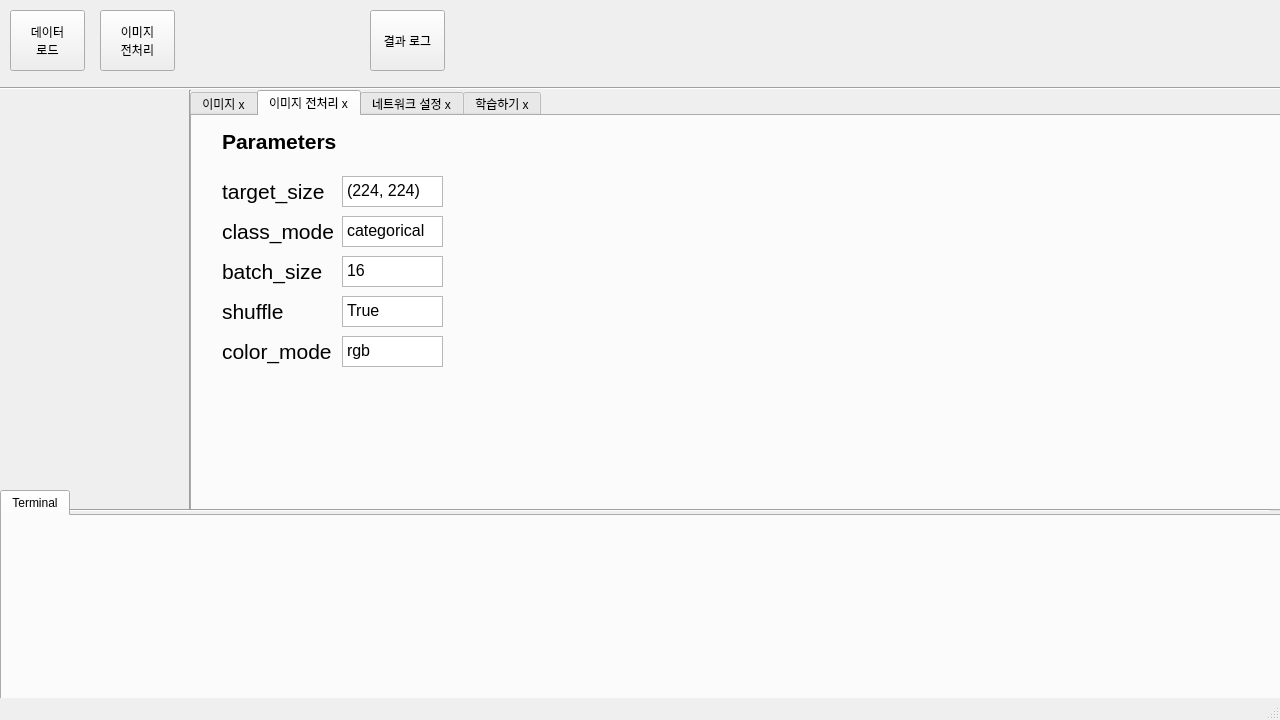
Above: Project/front/ui/NetworkSetting.ui from Ikhan-Kim/SSAKIT before the change. Below: the same form after it.
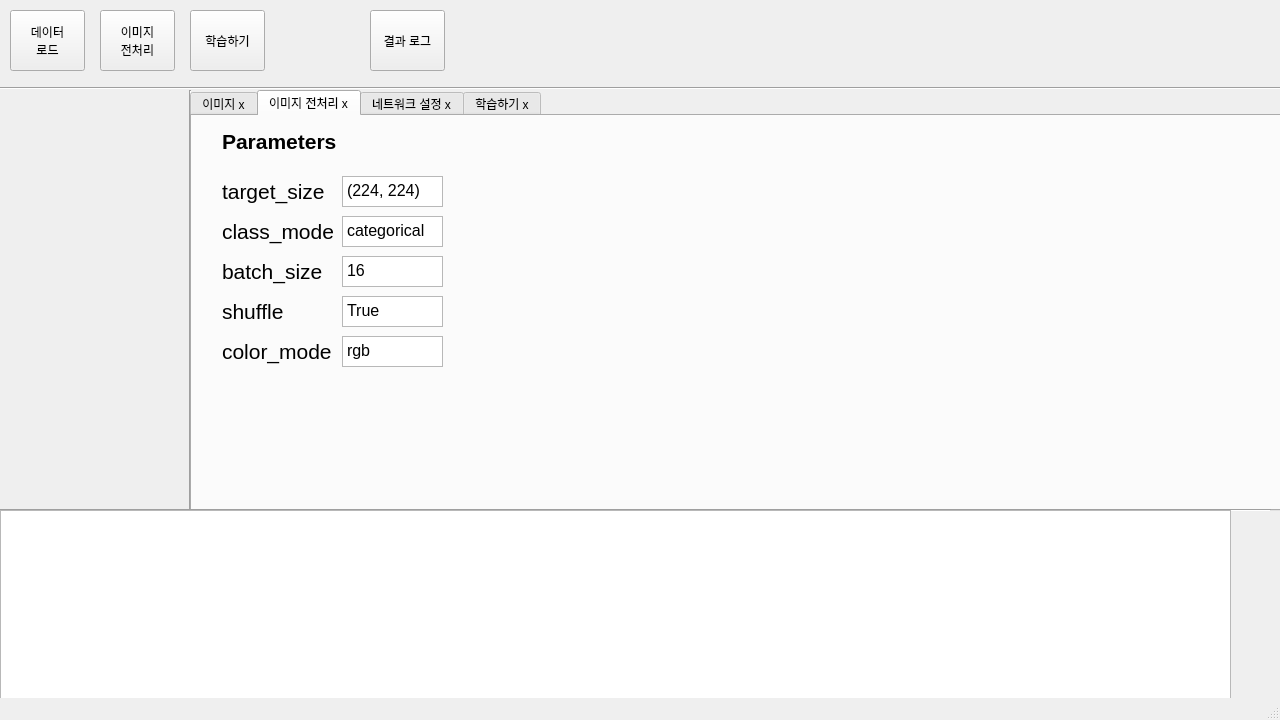
That is the form after the change.

Commit message: [+] create terminal example

Patch:
```diff
--- a/Project/front/ui/NetworkSetting.ui
+++ b/Project/front/ui/NetworkSetting.ui
@@ -68,29 +68,6 @@
      <string>결과 로그</string>
     </property>
    </widget>
-   <widget class="QTabWidget" name="tabWidget">
-    <property name="geometry">
-     <rect>
-      <x>0</x>
-      <y>490</y>
-      <width>1281</width>
-      <height>221</height>
-     </rect>
-    </property>
-    <property name="font">
-     <font>
-      <family>Arial</family>
-     </font>
-    </property>
-    <property name="currentIndex">
-     <number>0</number>
-    </property>
-    <widget class="QWidget" name="tab">
-     <attribute name="title">
-      <string>Terminal</string>
-     </attribute>
-    </widget>
-   </widget>
    <widget class="Line" name="line_3">
     <property name="geometry">
      <rect>
@@ -1327,9 +1304,9 @@
    <widget class="Line" name="line_8">
     <property name="geometry">
      <rect>
-      <x>70</x>
+      <x>0</x>
       <y>470</y>
-      <width>1201</width>
+      <width>1271</width>
       <height>81</height>
      </rect>
     </property>
@@ -1340,6 +1317,29 @@
      <enum>Qt::Horizontal</enum>
     </property>
    </widget>
+   <widget class="QTextBrowser" name="textBrowser">
+    <property name="geometry">
+     <rect>
+      <x>0</x>
+      <y>510</y>
+      <width>1231</width>
+      <height>191</height>
+     </rect>
+    </property>
+   </widget>
+   <widget class="QPushButton" name="btnTraining">
+    <property name="geometry">
+     <rect>
+      <x>190</x>
+      <y>10</y>
+      <width>75</width>
+      <height>61</height>
+     </rect>
+    </property>
+    <property name="text">
+     <string>학습하기</string>
+    </property>
+   </widget>
   </widget>
   <widget class="QStatusBar" name="statusbar"/>
  </widget>
```
The commit also changes 4 other files.
